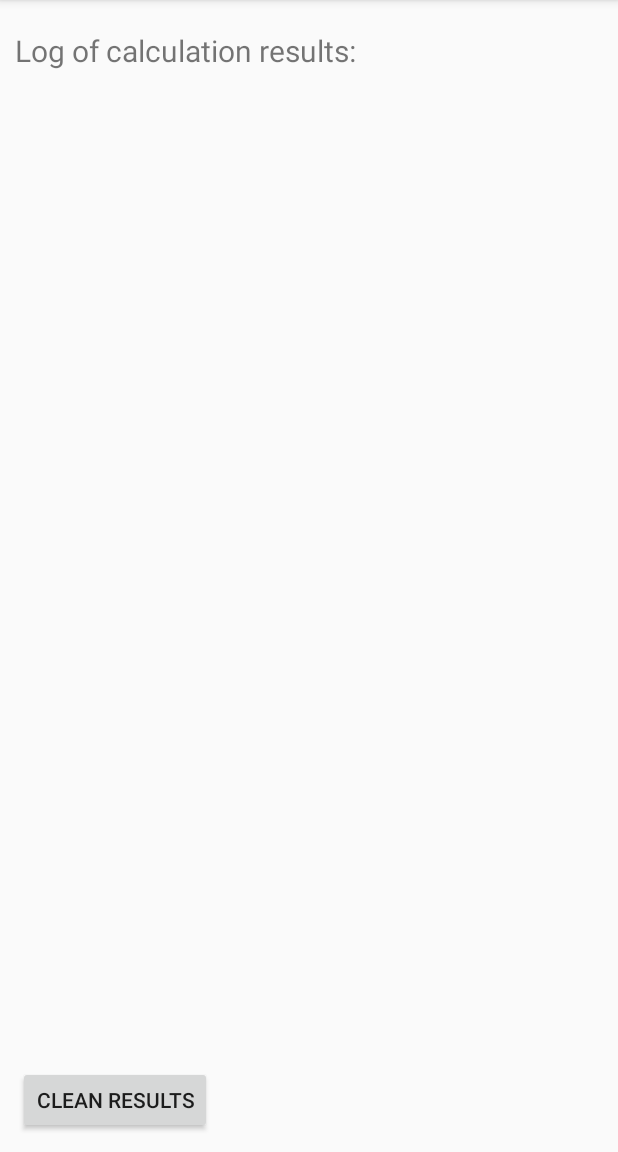
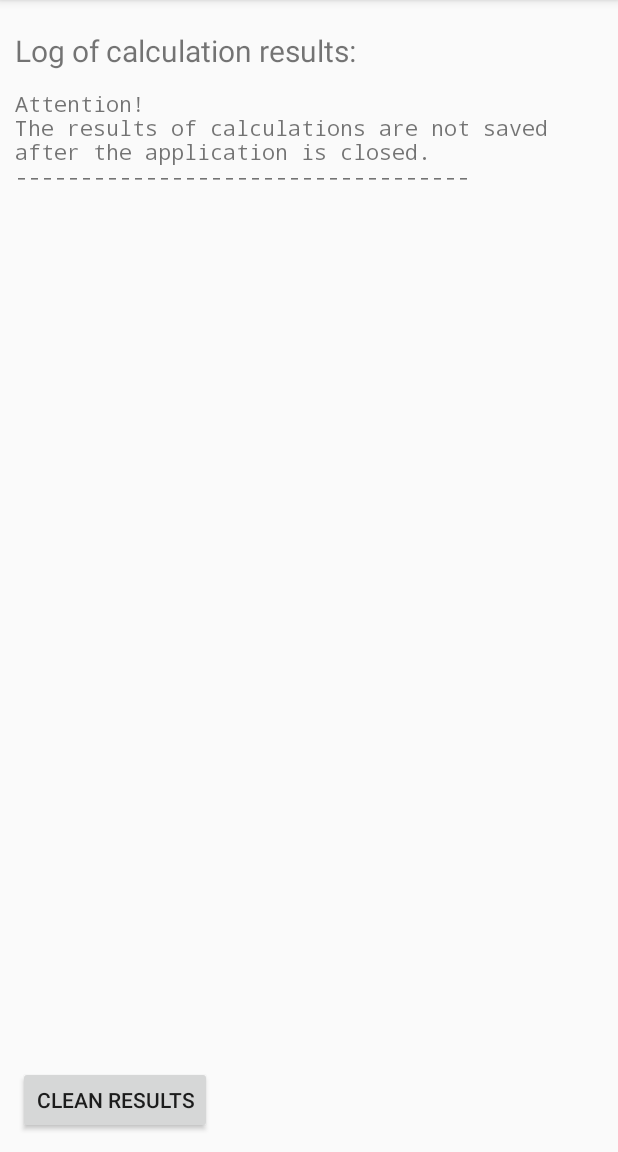
Before and after one commit to AleksandrButakov/ip-calculator-for-android, an Android app: the ResultsActivity screen opened directly, with no data from a screen before it, after a tap on "CLEAN RESULTS", on a phone screen of 412 x 824 dp, the part 84-1236 px from its top. Run offline under Robolectric (Android 15) with nearby library versions, the phone set to English and light mode, and no system bars.

```diff
--- a/app/src/main/java/com/anbn/ipcalculatorforandroid/ResultsActivity.java
+++ b/app/src/main/java/com/anbn/ipcalculatorforandroid/ResultsActivity.java
@@ -76,10 +76,12 @@ public class ResultsActivity extends AppCompatActivity {
     }
 
     public void onClickCleanButtonActivityResults(View v) {
-        s = "";
+        s = "Attention!\n" +
+                "The results of calculations are not saved after the application is closed.\n" +
+                "-----------------------------------\n\n";
         // add scrolling to editText
         TextView textViewResults = (TextView) findViewById(R.id.textViewResults);
-        textViewResults.setMovementMethod(ScrollingMovementMethod.getInstance());
+        //textViewResults.setMovementMethod(ScrollingMovementMethod.getInstance());
         textViewResults.setText(s);
     }
 
```
